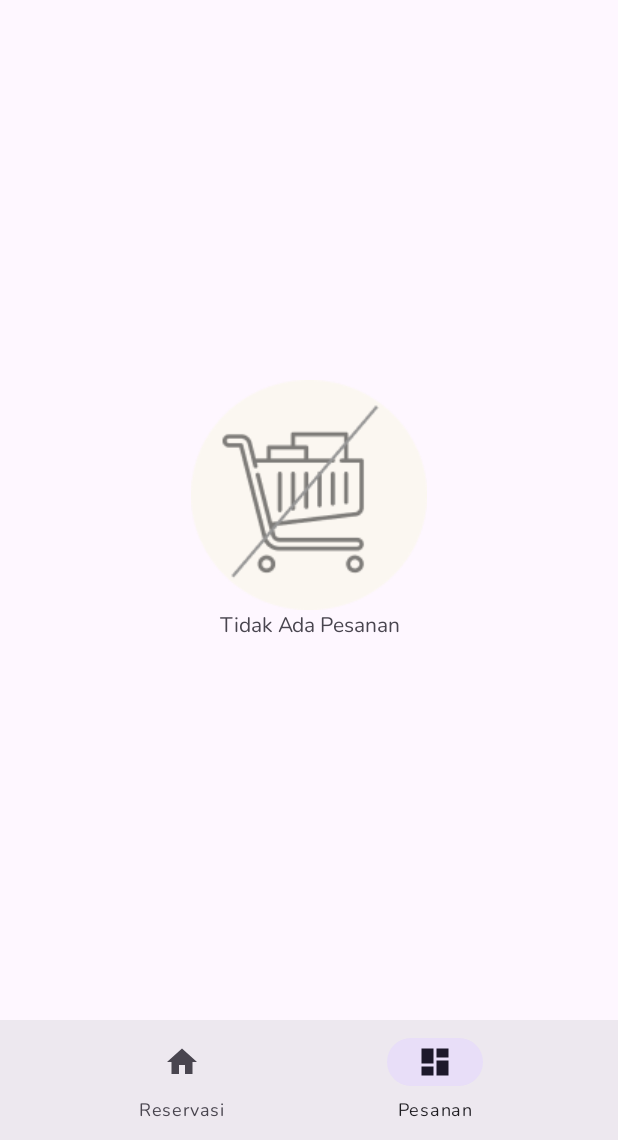
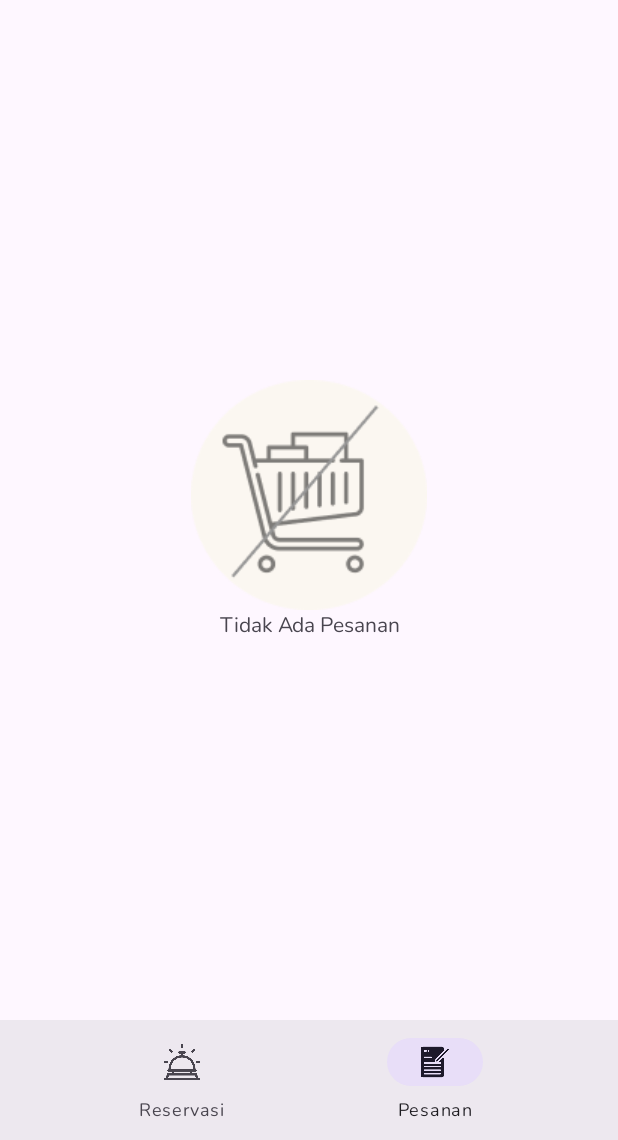
Before and after one commit to BayuNindioko/Eatsy, an Android app: the DashboardFragment screen opened through its navigation route, on a phone screen of 412 x 824 dp, the part 96-1236 px from its top. Run offline under Robolectric (Android 15) with nearby library versions, the phone set to English and light mode, and no system bars; our stand-ins replace navigation-ui; 1 statement that could not run was skipped.

Commit message:
lihat meja (update)

```diff
--- a/Eatsy-app/app/src/main/java/com/example/eatsy/api/ApiConfig.kt
+++ b/Eatsy-app/app/src/main/java/com/example/eatsy/api/ApiConfig.kt
@@ -14,7 +14,7 @@ class ApiConfig {
             .build()
 
         val retrofit = Retrofit.Builder()
-            .baseUrl("http://10.120.51.134:8000/api/")
+            .baseUrl("http://10.120.92.210:8000/api/")
             .addConverterFactory(GsonConverterFactory.create())
             .client(client)
             .build()
--- a/Eatsy-app/app/src/main/res/layout/activity_login.xml
+++ b/Eatsy-app/app/src/main/res/layout/activity_login.xml
@@ -41,7 +41,7 @@
         android:layout_marginTop="32dp"
         android:layout_marginEnd="32dp"
         android:gravity="center"
-        android:text="@string/title_login_page"
+        android:text="La . Maison"
         android:fontFamily="@font/nunito_bold"
         android:textSize="38sp"
         android:textStyle="bold"
--- a/Eatsy-app/app/src/main/res/layout/item_reservation.xml
+++ b/Eatsy-app/app/src/main/res/layout/item_reservation.xml
@@ -9,7 +9,7 @@
     android:background="?android:attr/selectableItemBackground"
     app:cardCornerRadius="10dp"
     app:cardElevation="4dp"
-    app:cardBackgroundColor="@color/yellow"
+    app:cardBackgroundColor="#f4f4f6"
     >
 
     <androidx.constraintlayout.widget.ConstraintLayout
--- a/Eatsy-app/app/src/main/res/layout/item_table.xml
+++ b/Eatsy-app/app/src/main/res/layout/item_table.xml
@@ -11,7 +11,7 @@
     android:background="?android:attr/selectableItemBackground"
     app:cardCornerRadius="25dp"
     app:cardElevation="4dp"
-    app:cardBackgroundColor="@color/yellow"
+    app:cardBackgroundColor="#f4f4f6"
     >
 
     <androidx.constraintlayout.widget.ConstraintLayout
--- a/Eatsy-app/app/src/main/res/menu/bottom_nav_menu.xml
+++ b/Eatsy-app/app/src/main/res/menu/bottom_nav_menu.xml
@@ -3,12 +3,12 @@
 
     <item
         android:id="@+id/navigation_home"
-        android:icon="@drawable/ic_home_black_24dp"
+        android:icon="@drawable/reception"
         android:title="Reservasi" />
 
     <item
         android:id="@+id/navigation_dashboard"
-        android:icon="@drawable/ic_dashboard_black_24dp"
+        android:icon="@drawable/hotel"
         android:title="Pesanan" />
 
 </menu>
```
Also changed, not shown: Eatsy-app/app/src/main/res/drawable/hotel.png (added), Eatsy-app/app/src/main/res/drawable/reception.png (added).
